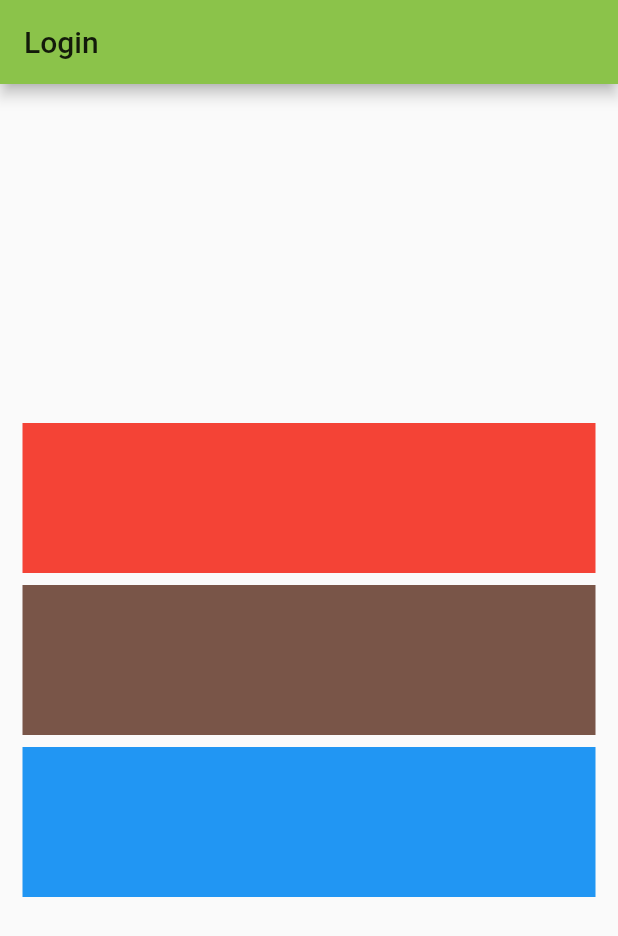
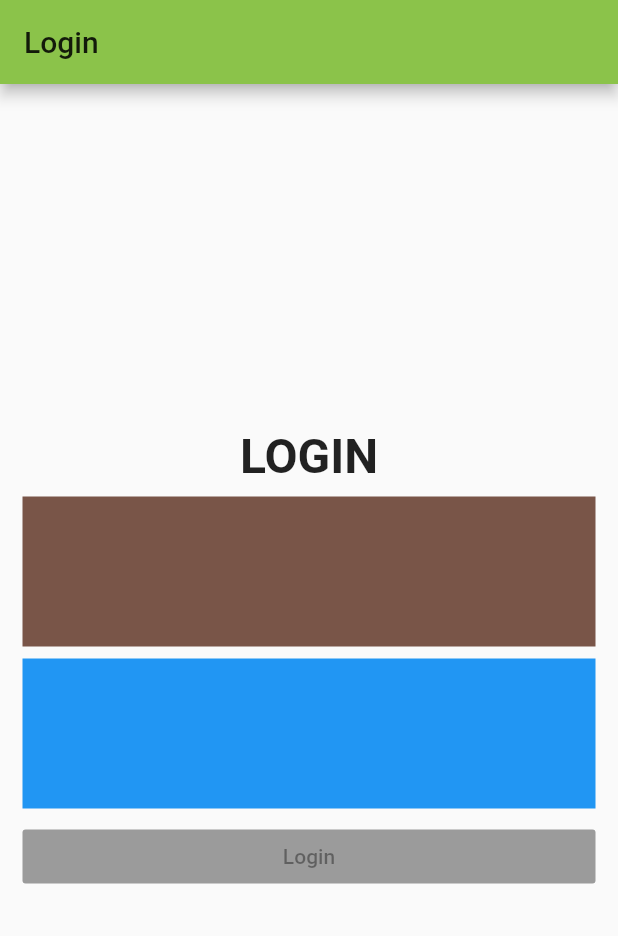
Before and after one commit to ratnofirmansyah/okja_flutter, a Flutter app: the screen it shows after launch, on a phone screen of 412 x 824 dp. Shown: the top 936 px of the screen. Run offline on Flutter 3.47's test engine with Material 2 defaults, Android fonts, the phone set to English and light mode, and no system bars.

Commit message:
tambah text dan button

```diff
--- a/lib/app/login/login_page.dart
+++ b/lib/app/login/login_page.dart
@@ -1,3 +1,4 @@
+import 'package:flutter/cupertino.dart';
 import 'package:flutter/material.dart';
 
 class LoginPage extends StatelessWidget {
@@ -19,10 +20,12 @@ class LoginPage extends StatelessWidget {
         mainAxisAlignment: MainAxisAlignment.center,
         crossAxisAlignment: CrossAxisAlignment.stretch,
         children: <Widget>[
-          Container(
-            color: Colors.red,
-            child: SizedBox(
-              height: 100.0,
+          Text(
+            'LOGIN',
+            textAlign: TextAlign.center,
+            style: TextStyle(
+              fontSize: 32.0,
+              fontWeight: FontWeight.w600,
             ),
           ),
           SizedBox(height: 8.0),
@@ -39,6 +42,10 @@ class LoginPage extends StatelessWidget {
               height: 100.0,
             ),
           ),
+          SizedBox(height: 8.0),
+          RaisedButton(
+            child: Text('Login'),
+          )
         ],
       ),
     );
```
